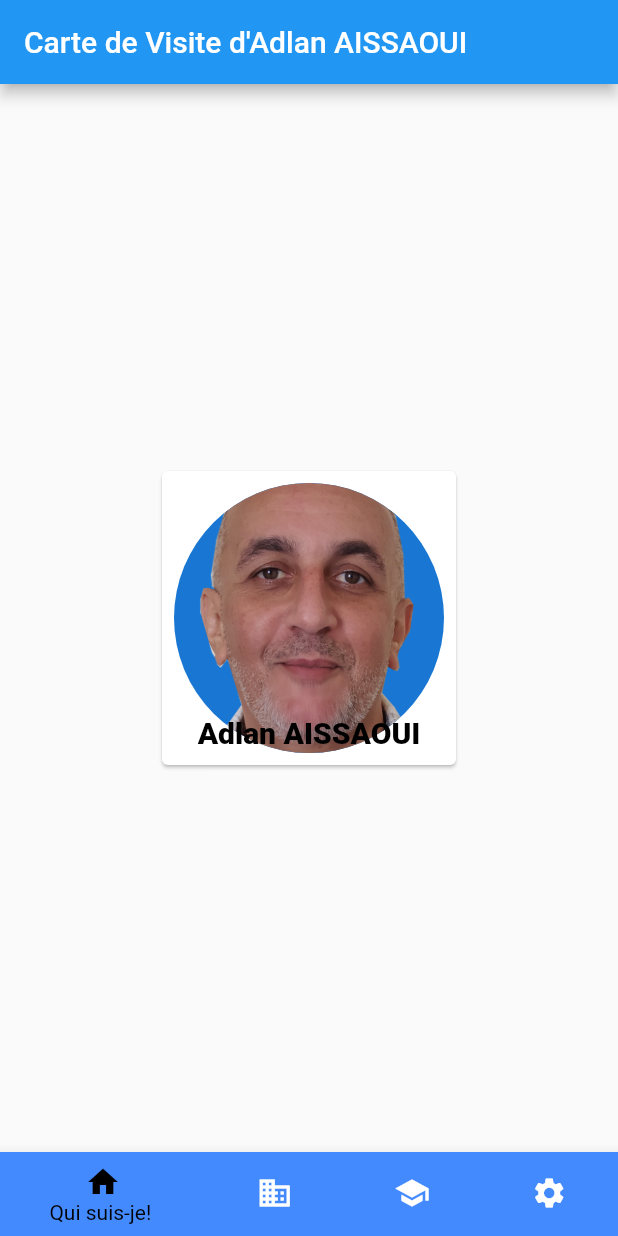
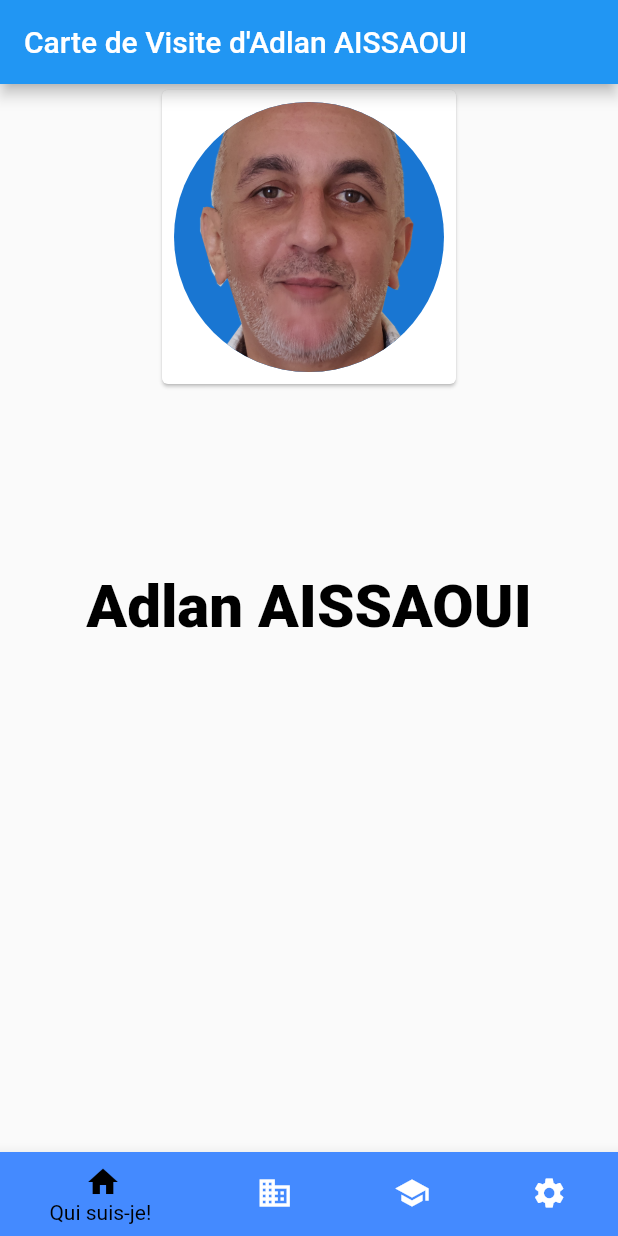
Before and after one commit to aldebarane1/carteVisite, a Flutter app: the screen it shows after launch, on a phone screen of 412 x 824 dp. Run offline on Flutter 3.47's test engine with Material 2 defaults, Android fonts, the phone set to English and light mode, and no system bars.

Commit message:
text hors card

```diff
--- a/lib/main.dart
+++ b/lib/main.dart
@@ -42,24 +42,28 @@ class _MyStatefulWidgetState extends State<MyStatefulWidget> {
   int _selectedIndex = 0;
   static const TextStyle optionStyle =
       TextStyle(fontSize: 30, fontWeight: FontWeight.bold);
-  static const List<Widget> _widgetOptions = <Widget>[
+  static List<Widget> _widgetOptions = <Widget>[
+    Column(
+      children: [
         Card(
           child: Padding(
             padding: EdgeInsets.all(8.0),
             child: CircleAvatar(
               radius: 90.0,
               backgroundImage: AssetImage('assets/photoCV.png'),
-          child: Text(
-            'Adlan AISSAOUI',
-            style: TextStyle(
-              height: 11,
-              color: Colors.black,
-              fontWeight: FontWeight.w900,
-              fontSize: 20,
             ),
           ),
         ),
+        Text(
+          'Adlan AISSAOUI',
+          style: TextStyle(
+            height: 5,
+            color: Colors.black,
+            fontWeight: FontWeight.w900,
+            fontSize: 40,
           ),
+        ),
+      ],
     ),
     Padding(
       padding: EdgeInsets.all(8.0),
```
Lines whose indentation alone changed are shown as unchanged.
